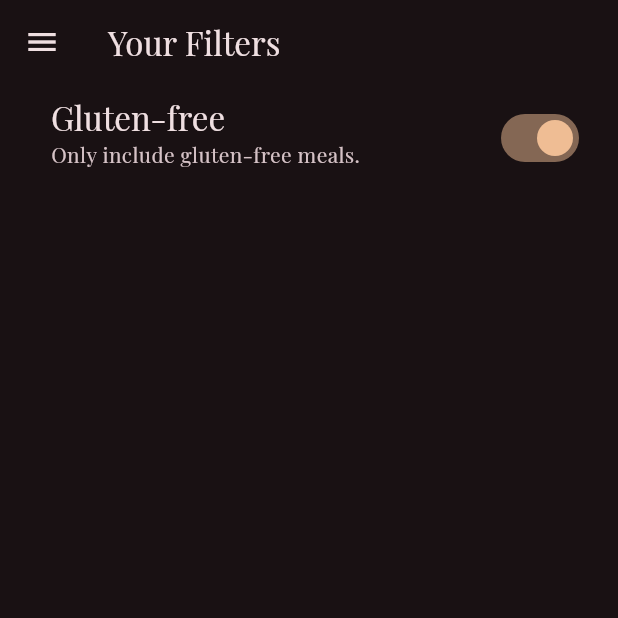
After one commit to NkwiCyril/meal_recipe_app, a Flutter app: the FiltersScreen screen opened directly, after a tap on "Gluten-free", on a phone screen of 412 x 824 dp, the top half of it. The commit adds this screen. Run offline on Flutter 3.47's test engine with Material 2 defaults, Android fonts, the phone set to English and light mode, and no system bars; our stand-ins replace google_fonts, transparent_image.

Commit message:
filter screen added for conditional meal rendering

```diff
--- /dev/null
+++ b/meals_app/lib/screens/filters.dart
@@ -0,0 +1,61 @@
+import 'package:flutter/material.dart';
+import 'package:meals_app/screens/tabs.dart';
+import 'package:meals_app/widgets/main_drawer.dart';
+
+class FiltersScreen extends StatefulWidget {
+  const FiltersScreen({super.key});
+
+  @override
+  State<FiltersScreen> createState() {
+    return _FiltersScreenState();
+  }
+}
+
+class _FiltersScreenState extends State<FiltersScreen> {
+  var _glutenFreeFilterSet = false;
+
+  @override
+  Widget build(BuildContext context) {
+    return Scaffold(
+      appBar: AppBar(
+        title: const Text('Your Filters'),
+      ),
+      drawer: MainDrawer(
+        onSelectTile: (identifier) {
+          Navigator.of(context).pop();
+          if (identifier == 'Meals') {
+            Navigator.of(context).pushReplacement(
+              MaterialPageRoute(
+                builder: (ctx) {
+                  return const TabsScreen();
+                },
+              ),
+            );
+          }
+        },
+      ),
+      body: Column(
+        children: [
+          SwitchListTile(
+            value: _glutenFreeFilterSet,
+            onChanged: (isChecked) {
+              setState(() {
+                _glutenFreeFilterSet = isChecked;
+              });
+            },
+            title: Text(
+              'Gluten-free',
+              style: Theme.of(context)
+                  .textTheme
+                  .titleLarge!
+                  .copyWith(color: Theme.of(context).colorScheme.onBackground),
+            ),
+            subtitle: const Text('Only include gluten-free meals.'),
+            activeColor: Theme.of(context).colorScheme.tertiary,
+            contentPadding: const EdgeInsets.only(left: 34, right: 22),
+          )
+        ],
+      ),
+    );
+  }
+}
--- a/meals_app/lib/screens/tabs.dart
+++ b/meals_app/lib/screens/tabs.dart
@@ -1,6 +1,7 @@
 import 'package:flutter/material.dart';
 import 'package:meals_app/models/meal.dart';
 import 'package:meals_app/screens/categories.dart';
+import 'package:meals_app/screens/filters.dart';
 import 'package:meals_app/screens/meals.dart';
 import 'package:meals_app/widgets/main_drawer.dart';
 
@@ -54,6 +55,12 @@ class _TabsScreenState extends State<TabsScreen> {
 
   void _setScreen(String identifier) {
     if (identifier == 'filters') {
+      Navigator.of(context).pop();
+      Navigator.of(context).push(
+        MaterialPageRoute(
+          builder: (ctx) => const FiltersScreen(),
+        ),
+      );
     } else {
       Navigator.of(context).pop();
     }
```
